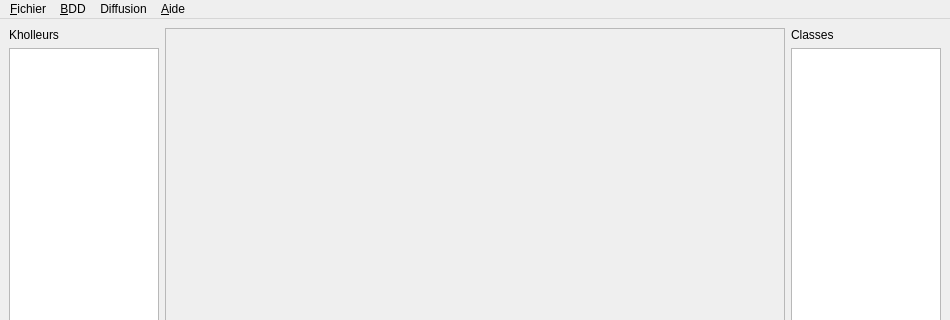
Qt form mainwindow.ui (ThFeneuil/SPARK-Secretariat) before a commit; both pictures show x 0 to 950 and y 0 to 320 of the 950 by 650 pixel window.
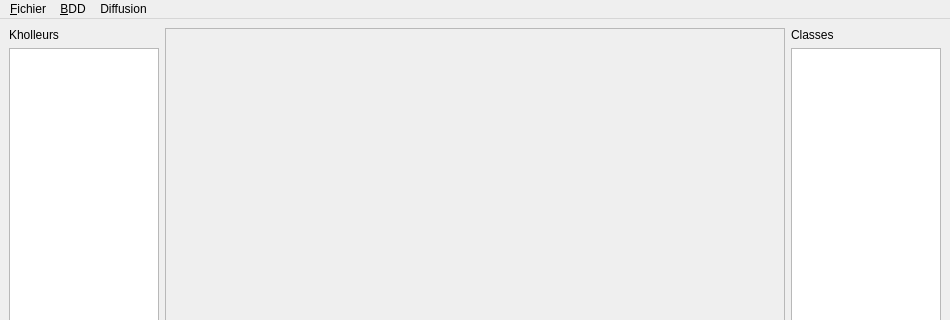
The same form after that commit. Icons and pictures are not drawn.

Commit message: MAJ menu aide + icone

What changed in the file:
```diff
--- a/mainwindow.ui
+++ b/mainwindow.ui
@@ -301,13 +301,6 @@
     <addaction name="action_DB_Kholleurs"/>
     <addaction name="action_DB_Subjects"/>
    </widget>
-   <widget class="QMenu" name="menu_Aide">
-    <property name="title">
-     <string>&amp;Aide</string>
-    </property>
-    <addaction name="action_Help"/>
-    <addaction name="action_AboutIt"/>
-   </widget>
    <widget class="QMenu" name="menuDiffusion">
     <property name="title">
      <string>Diffusion</string>
@@ -319,7 +312,6 @@
    <addaction name="menuFichier"/>
    <addaction name="menuBDD"/>
    <addaction name="menuDiffusion"/>
-   <addaction name="menu_Aide"/>
   </widget>
   <widget class="QStatusBar" name="statusbar"/>
   <action name="action_File_Open">
```
The commit also changes 8 other files.
